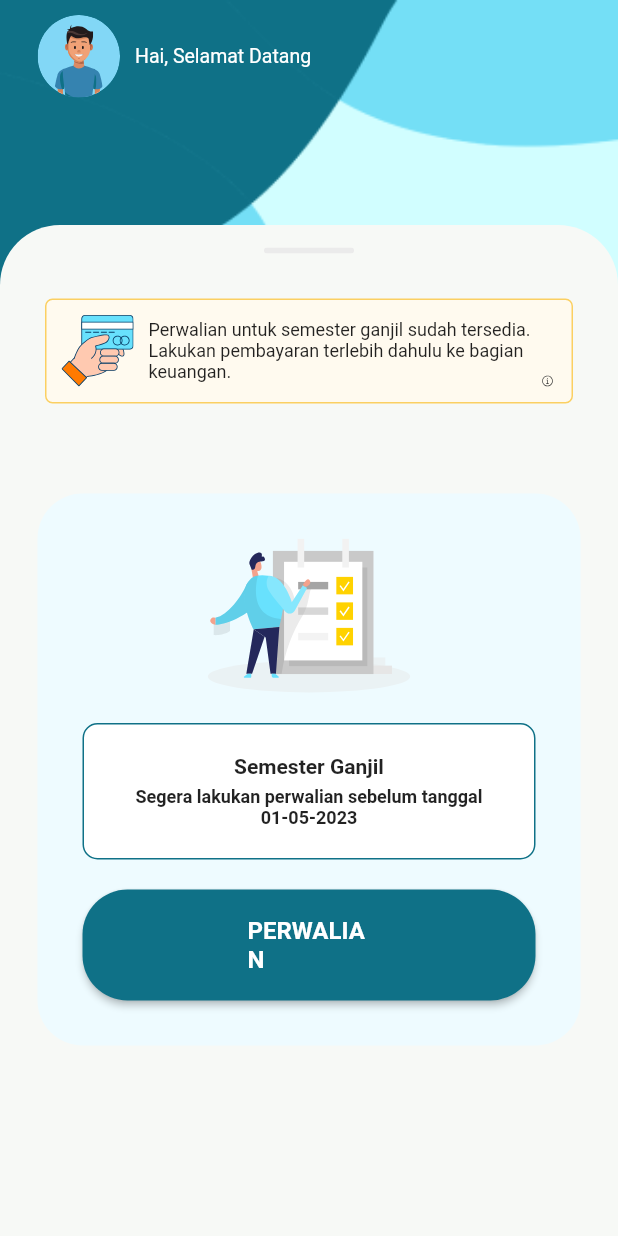
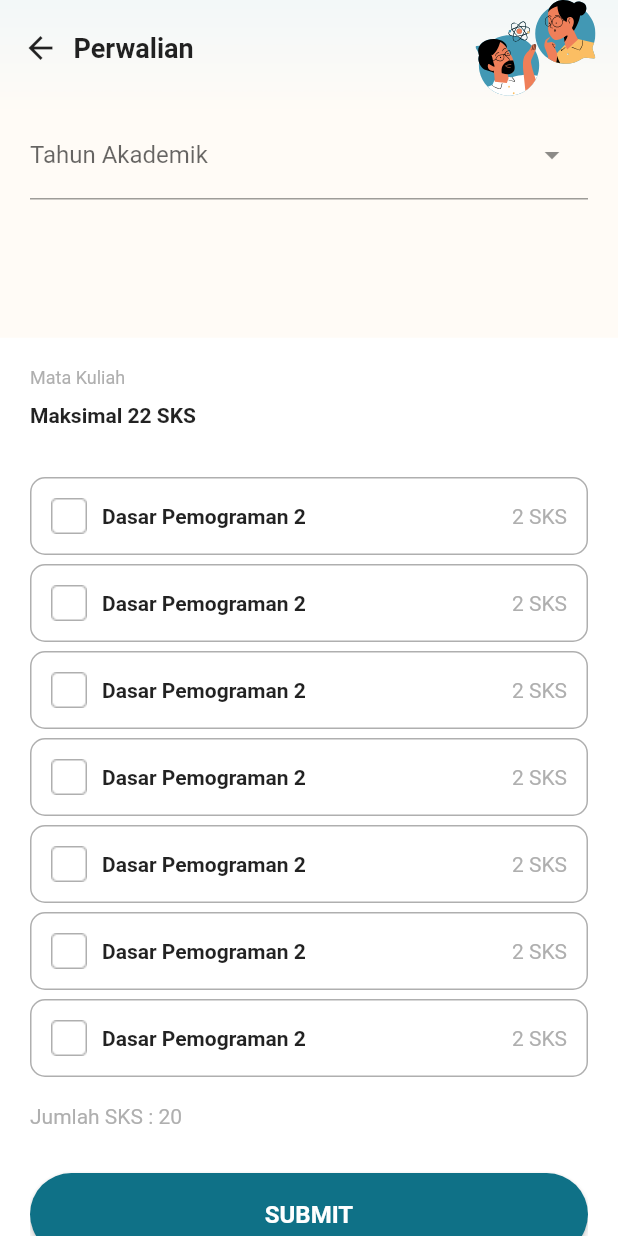
Before and after one commit to reza-wijdan/MobileApp_perwalian_flutter, a Flutter app: the Home screen opened by its route, after a tap on "PERWALIAN", on a phone screen of 412 x 824 dp. Run offline on Flutter 3.47's test engine with Material 2 defaults, Android fonts, the phone set to English and light mode, and no system bars; drawn by our look-alikes of dropdown_search; our stand-ins replace flutter_svg.

Commit message:
add detail perwalian

```diff
--- a/lib/main.dart
+++ b/lib/main.dart
@@ -1,6 +1,8 @@
 import 'package:flutter/material.dart';
 import 'package:guardianship_siswa_fe/views/login/login.dart';
+import 'package:guardianship_siswa_fe/views/pages/detailPerwalian.dart';
 import 'package:guardianship_siswa_fe/views/pages/home.dart';
+import 'package:guardianship_siswa_fe/views/pages/perwalian.dart';
 
 void main() {
   runApp(MyApp());
@@ -23,6 +25,8 @@ class _MyAppState extends State<MyApp> {
       initialRoute: '/loginpage',
       routes: {
         '/home':(context) => Home(),
+        '/perwalian':(context) => Perwalian(),
+        '/detail_perwalian':(context) => DetailPerwalian(),
       }
     );
   }
--- a/lib/views/components/CardPerwalian.dart
+++ b/lib/views/components/CardPerwalian.dart
@@ -60,7 +60,7 @@ class CardPerwalian extends StatelessWidget {
                   const EdgeInsets.symmetric(horizontal: 0),
               child: ElevatedButton(
                 onPressed: () {
-                  //klik Perwalian
+                  Navigator.of(context).pushNamed('/perwalian');
                 },
                 style: ButtonStyle(
                   backgroundColor:
--- /dev/null
+++ b/lib/views/components/chekbox.dart
@@ -0,0 +1,55 @@
+import 'package:flutter/material.dart';
+
+class CustomCheckbox extends StatefulWidget {
+  @override
+  _CustomCheckboxState createState() => _CustomCheckboxState();
+}
+
+class _CustomCheckboxState extends State<CustomCheckbox> {
+  bool _isChecked = false;
+  @override
+  Widget build(BuildContext context) {
+    return GestureDetector(
+      onTap: () {
+        setState(() {
+          _isChecked = !_isChecked;
+        });
+      },
+      child: Padding(
+        padding: const EdgeInsets.symmetric(vertical: 3),
+        child: Container(
+          decoration: BoxDecoration(
+              borderRadius: BorderRadius.circular(10),
+              border: Border.all(
+                  width: 1,
+                  color: _isChecked ? Color(0xFF0F7187) : Color(0xFFAFAFAF))),
+          child: Padding(
+            padding: const EdgeInsets.all(13.0),
+            child: Row(
+              mainAxisAlignment: MainAxisAlignment.spaceBetween,
+              children: [
+                Row(
+                  children: [
+                    GestureDetector(
+                      onTap: () {
+                        setState(() {
+                          _isChecked = !_isChecked;
+                        });
+                      },
+                      child: _isChecked
+                          ? Image.asset('assets/images/chekced.png')
+                          : Image.asset('assets/images/uncheked.png'),
+                    ),
+                    SizedBox(width: 10,),
+                    Text("Dasar Pemograman 2", style: TextStyle(fontWeight: FontWeight.bold),)
+                  ],
+                ),
+                Text("2 SKS", style: TextStyle(color: Color(0xFFAFAFAF)),)
+              ],
+            ),
+          ),
+        ),
+      ),
+    );
+  }
+}
--- /dev/null
+++ b/lib/views/pages/perwalian.dart
@@ -0,0 +1,159 @@
+import 'package:flutter/material.dart';
+import 'package:flutter_svg/svg.dart';
+import 'package:guardianship_siswa_fe/constants/color.dart';
+import 'package:dropdown_search/dropdown_search.dart';
+import 'package:guardianship_siswa_fe/views/components/chekbox.dart';
+
+class Perwalian extends StatefulWidget {
+  @override
+  State<StatefulWidget> createState() {
+    return _PerwalianState();
+  }
+}
+
+class _PerwalianState extends State<Perwalian> {
+  @override
+  Widget build(BuildContext context) {
+    return Scaffold(
+      body: Stack(
+        children: [
+          Container(
+            width: MediaQuery.of(context).size.width,
+            height: MediaQuery.of(context).size.height,
+            child: Image.asset(
+              "assets/images/bg-hal.png",
+              fit: BoxFit.cover,
+            ),
+          ),
+          SafeArea(
+            child: Column(
+              children: [
+                Padding(
+                  padding: const EdgeInsets.symmetric(horizontal: 15),
+                  child: Row(
+                    mainAxisAlignment: MainAxisAlignment.spaceBetween,
+                    children: [
+                      Row(
+                        children: [
+                          Icon(Icons.arrow_back),
+                          SizedBox(
+                            width: 10,
+                          ),
+                          Text(
+                            "Perwalian",
+                            style: TextStyle(
+                                fontWeight: FontWeight.bold, fontSize: 18),
+                          )
+                        ],
+                      ),
+                      SvgPicture.asset("assets/images/ic_perwalian.svg"),
+                    ],
+                  ),
+                ),
+                Padding(
+                  padding: const EdgeInsets.symmetric(horizontal: 20, vertical: 10),
+                  child: DropdownSearch<String>(
+                    popupProps: PopupProps.menu(
+                      showSelectedItems: true,
+                      disabledItemFn: (String s) => s.startsWith('I'),
+                    ),
+                    items: ["2021/2022", "2022/2023"],
+                    dropdownDecoratorProps: DropDownDecoratorProps(
+                      dropdownSearchDecoration: InputDecoration(
+                        fillColor: Colors.black,
+                        labelText: "Tahun Akademik",
+                        hintText: "Pilih Tahun Akademik",
+                      ),
+                    ),
+                    onChanged: print,
+                  ),
+                )
+              ],
+            ),
+          ),
+          Padding(
+            padding: const EdgeInsets.only(top: 225),
+            child: ClipRRect(
+              borderRadius: BorderRadius.only(
+                topLeft: Radius.circular(0),
+                topRight: Radius.circular(0),
+              ),
+              child: Container(
+                  width: MediaQuery.of(context).size.width,
+                  height: MediaQuery.of(context).size.height,
+                  // child: Image.asset(
+                  //   "images/abs.png",
+                  //   fit: BoxFit.cover,
+                  // ),
+                  decoration: BoxDecoration(color: Colors.white),
+                  child: Padding(
+                    padding: const EdgeInsets.symmetric(horizontal: 20),
+                    child: ListView(
+                      padding: EdgeInsets.only(top: 20),
+                      children: [
+                        Text(
+                          "Mata Kuliah",
+                          style:
+                              TextStyle(fontSize: 12, color: Color(0xFFAFAFAF)),
+                        ),
+                        SizedBox(
+                          height: 10,
+                        ),
+                        Padding(
+                          padding: const EdgeInsets.only(bottom: 30),
+                          child: Text(
+                            "Maksimal 22 SKS",
+                            style: TextStyle(fontWeight: FontWeight.bold),
+                          ),
+                        ),
+                        CustomCheckbox(),
+                        CustomCheckbox(),
+                        CustomCheckbox(),
+                        CustomCheckbox(),
+                        CustomCheckbox(),
+                        CustomCheckbox(),
+                        CustomCheckbox(),
+                        SizedBox(
+                          height: 15,
+                        ),
+                        Text(
+                          "Jumlah SKS : 20",
+                          style: TextStyle(color: Color(0xFFAFAFAF)),
+                        ),
+                        SizedBox(height: 30,),
+                        Padding(
+                          padding: const EdgeInsets.symmetric(horizontal: 0),
+                          child: ElevatedButton(
+                            onPressed: () {
+                              Navigator.of(context).pushNamed('/detail_perwalian');
+                            },
+                            style: ButtonStyle(
+                              backgroundColor:
+                                  MaterialStateProperty.all<Color>(appBlue),
+                              shape: MaterialStateProperty.all<
+                                  RoundedRectangleBorder>(
+                                RoundedRectangleBorder(
+                                  borderRadius: BorderRadius.circular(30.0),
+                                ),
+                              ),
+                              padding: MaterialStateProperty.all<EdgeInsets>(
+                                  EdgeInsets.symmetric(
+                                      horizontal: 0, vertical: 18)),
+                            ),
+                            child: Text(
+                              'SUBMIT',
+                              style: TextStyle(
+                                  fontSize: 16, fontWeight: FontWeight.bold),
+                            ),
+                          ),
+                        ),
+                      ],
+                    ),
+                  )),
+            ),
+          ),
+        ],
+      ),
+    );
+  }
+}
--- a/pubspec.yaml
+++ b/pubspec.yaml
@@ -33,6 +33,7 @@ dependencies:
 
   cupertino_icons: ^1.0.2
   flutter_svg: ^0.22.0
+  dropdown_search: ^5.0.6
 
 dev_dependencies:
   flutter_test:
```
Also changed, not shown: lib/views/components/optionSelect.dart (added, +24 -0 lines), lib/views/pages/detailPerwalian.dart (added, +220 -0 lines), assets/images/Line1.svg (added), assets/images/bg-hal.png (added), assets/images/chekced.png (added), assets/images/ic_peringatan.svg (added), assets/images/ic_perwalian.svg (added), assets/images/uncheked.png (added), pubspec.lock.
